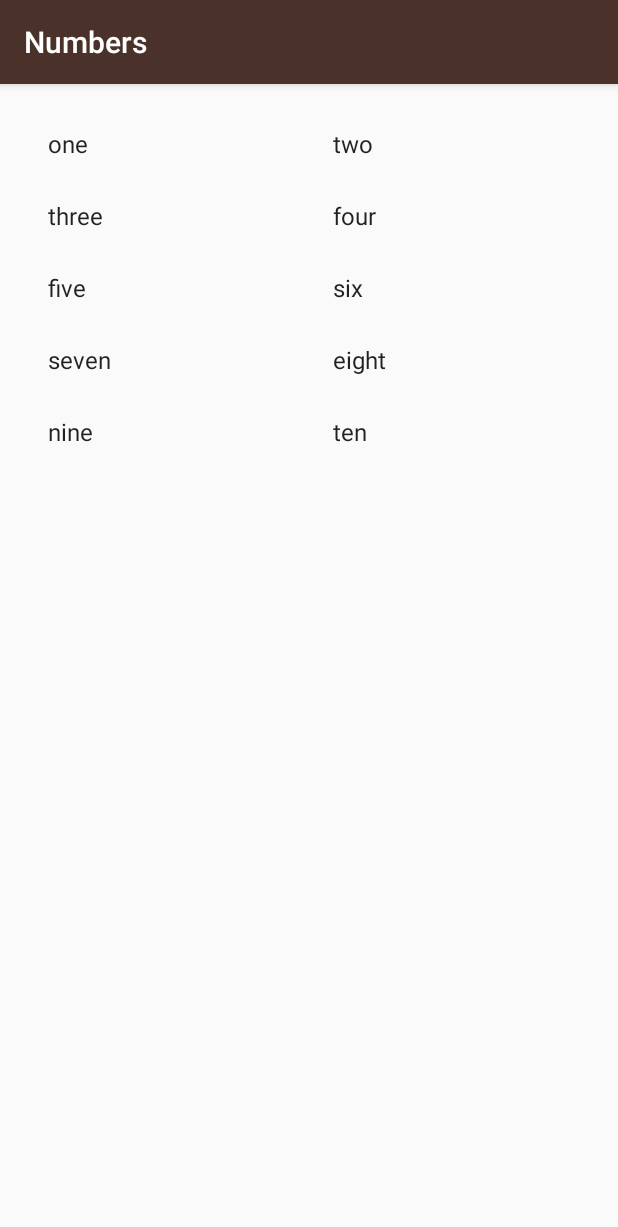
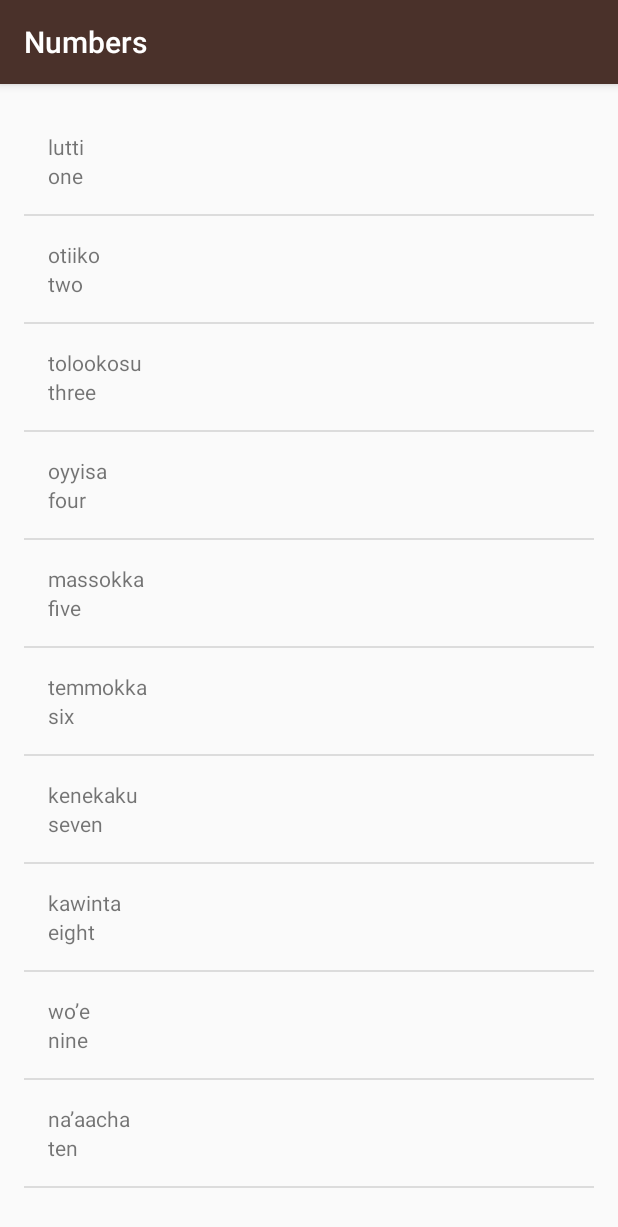
Before and after one commit to TimidAlex/ud839_Miwok-Starter-code, an Android app: the NumbersActivity screen opened directly, with no data from a screen before it, on a phone screen of 412 x 824 dp. Shown: the top 1227 px of the screen. Run offline under Robolectric (Android 15) with nearby library versions, the phone set to English and light mode, and no system bars.

Commit message:
Added custom ArrayAdapter

```diff
--- a/app/src/main/java/com/example/android/miwok/NumbersActivity.java
+++ b/app/src/main/java/com/example/android/miwok/NumbersActivity.java
@@ -2,8 +2,7 @@ package com.example.android.miwok;
 
 import android.os.Bundle;
 import android.support.v7.app.AppCompatActivity;
-import android.widget.ArrayAdapter;
-import android.widget.GridView;
+import android.widget.ListView;
 
 import java.util.ArrayList;
 
@@ -12,27 +11,25 @@ public class NumbersActivity extends AppCompatActivity {
     @Override
     protected void onCreate(Bundle savedInstanceState) {
         super.onCreate(savedInstanceState);
-        setContentView(R.layout.activity_numbers);
+        setContentView(R.layout.word_list);
 
-        ArrayList<String> words = new ArrayList<String>();
+        ArrayList<Word> words = new ArrayList<Word>();
 
-        words.add ("one");
-        words.add ("two");
-        words.add ("three");
-        words.add ("four");
-        words.add ("five");
-        words.add ("six");
-        words.add ("seven");
-        words.add ("eight");
-        words.add ("nine");
-        words.add ("ten");
+        words.add (new Word("one", "lutti"));
+        words.add (new Word("two", "otiiko"));
+        words.add (new Word("three", "tolookosu"));
+        words.add (new Word("four", "oyyisa"));
+        words.add (new Word("five", "massokka"));
+        words.add (new Word("six", "temmokka"));
+        words.add (new Word("seven", "kenekaku"));
+        words.add (new Word("eight", "kawinta"));
+        words.add (new Word("nine", "wo’e"));
+        words.add (new Word("ten", "na’aacha"));
 
+        WordAdapter wordAdapter = new WordAdapter(this,words);
+        ListView listView = (ListView) findViewById(R.id.list);
+        listView.setAdapter(wordAdapter);
 
-        ArrayAdapter<String> itemsAdapter = new ArrayAdapter<String>(this, android.R.layout.simple_list_item_1, words);
-
-        GridView listView = (GridView) findViewById(R.id.list);
-
-        listView.setAdapter(itemsAdapter);
 
 
 
--- /dev/null
+++ b/app/src/main/java/com/example/android/miwok/Word.java
@@ -0,0 +1,24 @@
+package com.example.android.miwok;
+
+/**
+ * Created by Alexandra Mukhina on 11.05.2017.
+ */
+
+public class Word {
+
+
+    public String getEnglishWord;
+    public String getMiwokWord;
+
+
+    public Word (String eWord,String mWord ) {
+
+        getEnglishWord = eWord;
+        getMiwokWord = mWord;
+
+    }
+
+    public String getMiwokWord () {return  getMiwokWord;}
+    public String getEnglishWord () {return getEnglishWord;}
+    }
+;
--- /dev/null
+++ b/app/src/main/java/com/example/android/miwok/WordAdapter.java
@@ -0,0 +1,45 @@
+package com.example.android.miwok;
+
+import android.content.Context;
+import android.support.annotation.NonNull;
+import android.support.annotation.Nullable;
+import android.view.LayoutInflater;
+import android.view.View;
+import android.view.ViewGroup;
+import android.widget.ArrayAdapter;
+import android.widget.TextView;
+
+import java.util.ArrayList;
+
+/**
+ * Created by Alexandra Mukhina on 11.05.2017.
+ */
+
+    public class WordAdapter extends ArrayAdapter <Word> {
+    public WordAdapter(Context context, ArrayList<Word> words) {
+        super(context, 0, words);
+    }
+
+
+
+    @NonNull
+    @Override
+    public View getView(int position, @Nullable View convertView, @NonNull ViewGroup parent) {
+
+        View listItemView = convertView;
+        if (listItemView == null) {
+            listItemView = LayoutInflater.from(getContext()).inflate(R.layout.list_item, parent, false);
+        }
+
+
+        Word currentwords = getItem(position);
+
+        TextView englishWord = (TextView) listItemView.findViewById(R.id.default_text_view);
+        englishWord.setText(currentwords.getEnglishWord);
+        TextView miwokWord = (TextView) listItemView.findViewById(R.id.miwok_text_view);
+        miwokWord.setText(currentwords.getMiwokWord());
+
+
+        return listItemView;
+    }
+}
--- /dev/null
+++ b/app/src/main/res/layout/list_item.xml
@@ -0,0 +1,21 @@
+<?xml version="1.0" encoding="utf-8"?>
+<LinearLayout xmlns:android="http://schemas.android.com/apk/res/android"
+    android:orientation="vertical" android:layout_width="match_parent"
+    xmlns:tools="http://schemas.android.com/tools"
+    android:layout_height="match_parent"
+    android:padding="16dp"
+    >
+
+    <TextView
+        android:id="@+id/miwok_text_view"
+        android:layout_width="match_parent"
+        android:layout_height="wrap_content"
+        tools:text="Lutti" />
+
+    <TextView
+        android:id="@+id/default_text_view"
+        android:layout_width="match_parent"
+        android:layout_height="wrap_content"
+        tools:text="one" />
+
+</LinearLayout>
--- a/app/src/main/res/layout/activity_numbers.xml
+++ b/app/src/main/res/layout/word_list.xml
@@ -1,5 +1,5 @@
 <?xml version="1.0" encoding="utf-8"?>
-<GridView xmlns:android="http://schemas.android.com/apk/res/android"
+<ListView xmlns:android="http://schemas.android.com/apk/res/android"
     xmlns:tools="http://schemas.android.com/tools"
     android:id="@+id/list"
     android:orientation="vertical"
```
Also changed, not shown: app/src/main/java/com/example/android/miwok/Color.java (added, +21 -0 lines), app/src/main/java/com/example/android/miwok/ColorAdapter.java (added, +43 -0 lines), app/src/main/java/com/example/android/miwok/ColorsActivity.java (+23 -2 lines), app/src/main/java/com/example/android/miwok/FamilyMembersActivity.java (+25 -2 lines), app/src/main/java/com/example/android/miwok/PhrasesActivity.java (+25 -2 lines).
